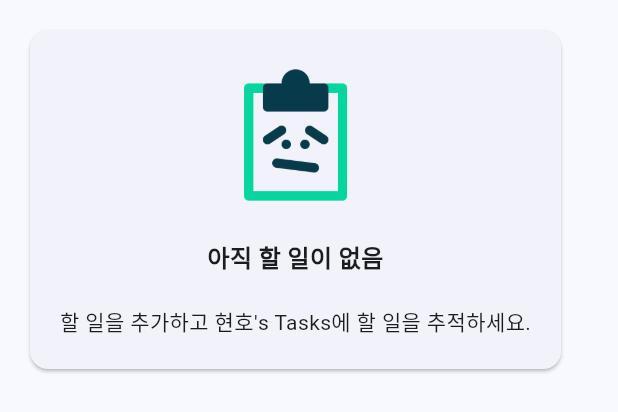
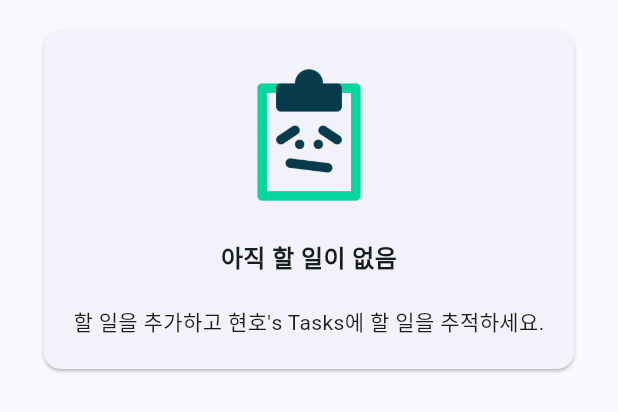
Before and after one commit to fireonmac/sparta-venture-assignments, a Flutter app: the _NoTodosView widget shown alone on an empty page, opened directly, on a phone screen of 412 x 824 dp. Shown: the top 412 px of the screen. Run offline on Flutter 3.47's test engine with Material 3 defaults, Android fonts, the phone set to English and light mode, and no system bars.

Commit message:
태스크 없을때 표시되는 UI 중앙 정렬

```diff
--- a/flutter_basic/lib/src/home/todos_view.dart
+++ b/flutter_basic/lib/src/home/todos_view.dart
@@ -85,9 +85,14 @@ class _NoTodosView extends StatelessWidget {
 
   @override
   Widget build(BuildContext context) {
-    return Expanded(
+    return Row(
+      mainAxisAlignment: MainAxisAlignment.center,
+      children: [
+        Flexible(
           child: Card(
-        shape: RoundedRectangleBorder(borderRadius: Styles.cardBorderRadius),
+            shape: RoundedRectangleBorder(
+              borderRadius: Styles.cardBorderRadius,
+            ),
             margin: const EdgeInsets.all(20),
             child: Padding(
               padding: EdgeInsets.all(20),
@@ -111,6 +116,8 @@ class _NoTodosView extends StatelessWidget {
               ),
             ),
           ),
+        ),
+      ],
     );
   }
 }
--- a/flutter_basic/lib/src/styles.dart
+++ b/flutter_basic/lib/src/styles.dart
@@ -72,7 +72,7 @@ abstract class Styles {
       });
   static const int _accentPrimaryValue = 0xFFD64F00;
 
-  // danger: red
+  // error: red
   static const MaterialColor errorColor =
       MaterialColor(_dangerPrimaryValue, <int, Color>{
         50: Color(0xFFFFEBEE),
```
Lines whose indentation alone changed are shown as unchanged.
